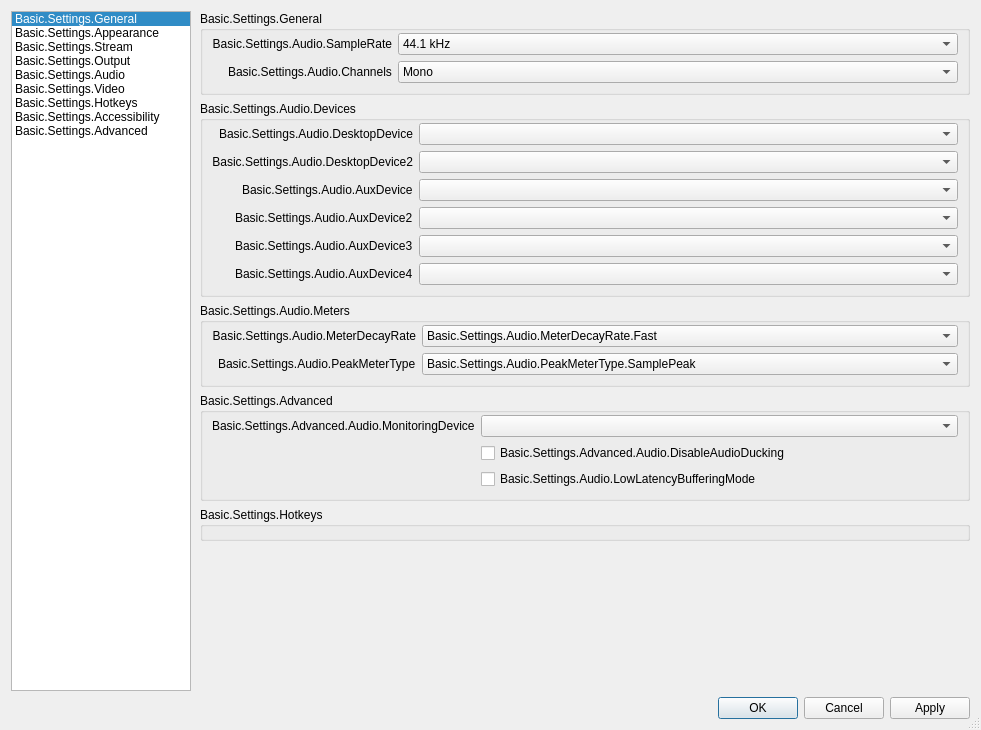
Above: UI/forms/OBSBasicSettings.ui from hybolic/obs-studio before the change. Below: the same form after it.
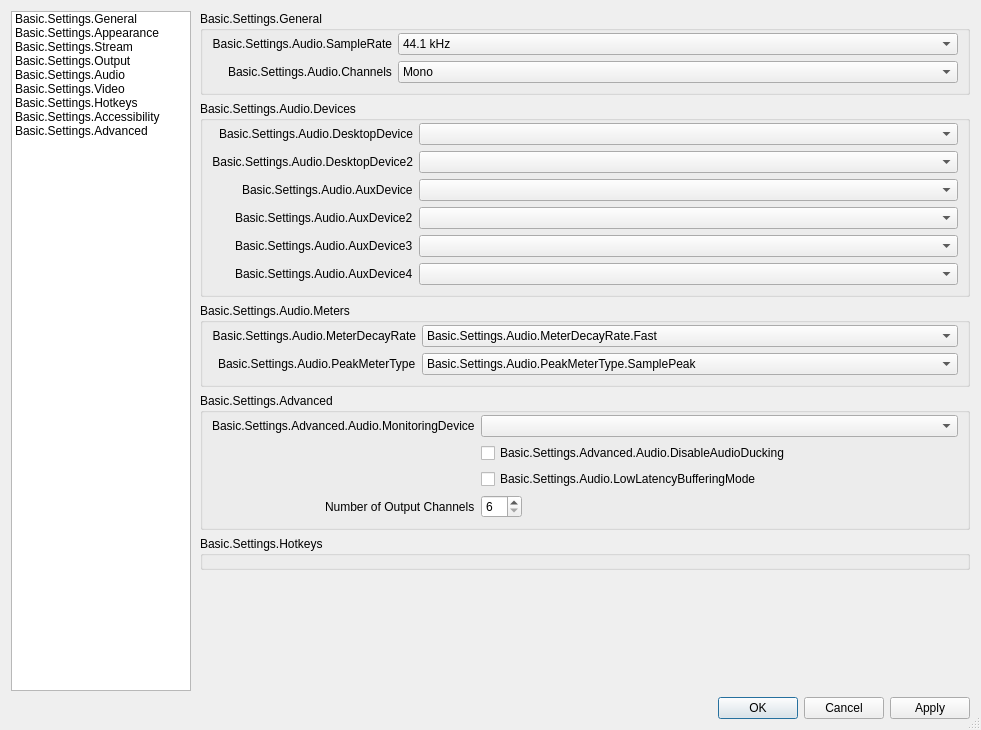
That is the form after the change. The open tabs and pages were chosen to show the change. Icons and pictures are not drawn. Custom widgets are drawn as their Qt base class.

Diff of the .ui file:
```diff
--- a/UI/forms/OBSBasicSettings.ui
+++ b/UI/forms/OBSBasicSettings.ui
@@ -58,7 +58,7 @@
         <number>1</number>
        </property>
        <property name="currentRow">
-        <number>0</number>
+        <number>-1</number>
        </property>
        <item>
         <property name="text">
@@ -7265,6 +7265,40 @@
                      </property>
                     </widget>
                    </item>
+                   <item row="3" column="0">
+                    <widget class="QLabel" name="label_19">
+                     <property name="text">
+                      <string>Number of Output Channels</string>
+                     </property>
+                    </widget>
+                   </item>
+                   <item row="3" column="1">
+                    <layout class="QHBoxLayout" name="horizontalLayout_23">
+                     <item>
+                      <widget class="QSpinBox" name="numOfChannels">
+                       <property name="minimum">
+                        <number>6</number>
+                       </property>
+                       <property name="maximum">
+                        <number>32</number>
+                       </property>
+                      </widget>
+                     </item>
+                     <item>
+                      <spacer name="horizontalSpacer_33">
+                       <property name="orientation">
+                        <enum>Qt::Orientation::Horizontal</enum>
+                       </property>
+                       <property name="sizeHint" stdset="0">
+                        <size>
+                         <width>40</width>
+                         <height>20</height>
+                        </size>
+                       </property>
+                      </spacer>
+                     </item>
+                    </layout>
+                   </item>
                   </layout>
                  </widget>
                 </item>
```
Left out of the diff: 550 changed lines with no effect on the pictures.
